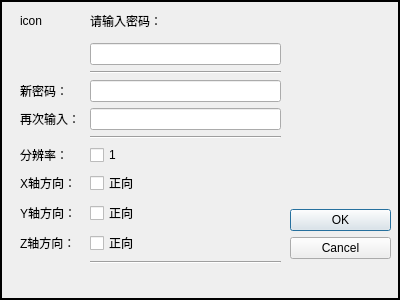
Old version of the form settingdialog.ui in the repository taiyuankejizhu/SparkZNC.
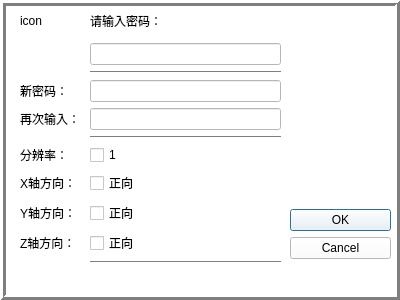
New version of the form.

The edit to the form file:
```diff
--- a/settingdialog.ui
+++ b/settingdialog.ui
@@ -22,17 +22,432 @@
      <height>300</height>
     </rect>
    </property>
+   <property name="palette">
+    <palette>
+     <active>
+      <colorrole role="WindowText">
+       <brush brushstyle="SolidPattern">
+        <color alpha="255">
+         <red>0</red>
+         <green>0</green>
+         <blue>0</blue>
+        </color>
+       </brush>
+      </colorrole>
+      <colorrole role="Button">
+       <brush brushstyle="SolidPattern">
+        <color alpha="255">
+         <red>255</red>
+         <green>255</green>
+         <blue>255</blue>
+        </color>
+       </brush>
+      </colorrole>
+      <colorrole role="Light">
+       <brush brushstyle="SolidPattern">
+        <color alpha="255">
+         <red>255</red>
+         <green>255</green>
+         <blue>255</blue>
+        </color>
+       </brush>
+      </colorrole>
+      <colorrole role="Midlight">
+       <brush brushstyle="SolidPattern">
+        <color alpha="255">
+         <red>255</red>
+         <green>255</green>
+         <blue>255</blue>
+        </color>
+       </brush>
+      </colorrole>
+      <colorrole role="Dark">
+       <brush brushstyle="SolidPattern">
+        <color alpha="255">
+         <red>127</red>
+         <green>127</green>
+         <blue>127</blue>
+        </color>
+       </brush>
+      </colorrole>
+      <colorrole role="Mid">
+       <brush brushstyle="SolidPattern">
+        <color alpha="255">
+         <red>170</red>
+         <green>170</green>
+         <blue>170</blue>
+        </color>
+       </brush>
+      </colorrole>
+      <colorrole role="Text">
+       <brush brushstyle="SolidPattern">
+        <color alpha="255">
+         <red>0</red>
+         <green>0</green>
+         <blue>0</blue>
+        </color>
+       </brush>
+      </colorrole>
+      <colorrole role="BrightText">
+       <brush brushstyle="SolidPattern">
+        <color alpha="255">
+         <red>255</red>
+         <green>255</green>
+         <blue>255</blue>
+        </color>
+       </brush>
+      </colorrole>
+      <colorrole role="ButtonText">
+       <brush brushstyle="SolidPattern">
+        <color alpha="255">
+         <red>0</red>
+         <green>0</green>
+         <blue>0</blue>
+        </color>
+       </brush>
+      </colorrole>
+      <colorrole role="Base">
+       <brush brushstyle="SolidPattern">
+        <color alpha="255">
+         <red>255</red>
+         <green>255</green>
+         <blue>255</blue>
+        </color>
+       </brush>
+      </colorrole>
+      <colorrole role="Window">
+       <brush brushstyle="SolidPattern">
+        <color alpha="255">
+         <red>255</red>
+         <green>255</green>
+         <blue>255</blue>
+        </color>
+       </brush>
+      </colorrole>
+      <colorrole role="Shadow">
+       <brush brushstyle="SolidPattern">
+        <color alpha="255">
+         <red>0</red>
+         <green>0</green>
+         <blue>0</blue>
+        </color>
+       </brush>
+      </colorrole>
+      <colorrole role="AlternateBase">
+       <brush brushstyle="SolidPattern">
+        <color alpha="255">
+         <red>255</red>
+         <green>255</green>
+         <blue>255</blue>
+        </color>
+       </brush>
+      </colorrole>
+      <colorrole role="ToolTipBase">
+       <brush brushstyle="SolidPattern">
+        <color alpha="255">
+         <red>255</red>
+         <green>255</green>
+         <blue>220</blue>
+        </color>
+       </brush>
+      </colorrole>
+      <colorrole role="ToolTipText">
+       <brush brushstyle="SolidPattern">
+        <color alpha="255">
+         <red>0</red>
+         <green>0</green>
+         <blue>0</blue>
+        </color>
+       </brush>
+      </colorrole>
+     </active>
+     <inactive>
+      <colorrole role="WindowText">
+       <brush brushstyle="SolidPattern">
+        <color alpha="255">
+         <red>0</red>
+         <green>0</green>
+         <blue>0</blue>
+        </color>
+       </brush>
+      </colorrole>
+      <colorrole role="Button">
+       <brush brushstyle="SolidPattern">
+        <color alpha="255">
+         <red>255</red>
+         <green>255</green>
+         <blue>255</blue>
+        </color>
+       </brush>
+      </colorrole>
+      <colorrole role="Light">
+       <brush brushstyle="SolidPattern">
+        <color alpha="255">
+         <red>255</red>
+         <green>255</green>
+         <blue>255</blue>
+        </color>
+       </brush>
+      </colorrole>
+      <colorrole role="Midlight">
+       <brush brushstyle="SolidPattern">
+        <color alpha="255">
+         <red>255</red>
+         <green>255</green>
+         <blue>255</blue>
+        </color>
+       </brush>
+      </colorrole>
+      <colorrole role="Dark">
+       <brush brushstyle="SolidPattern">
+        <color alpha="255">
+         <red>127</red>
+         <green>127</green>
+         <blue>127</blue>
+        </color>
+       </brush>
+      </colorrole>
+      <colorrole role="Mid">
+       <brush brushstyle="SolidPattern">
+        <color alpha="255">
+         <red>170</red>
+         <green>170</green>
+         <blue>170</blue>
+        </color>
+       </brush>
+      </colorrole>
+      <colorrole role="Text">
+       <brush brushstyle="SolidPattern">
+        <color alpha="255">
+         <red>0</red>
+         <green>0</green>
+         <blue>0</blue>
+        </color>
+       </brush>
+      </colorrole>
+      <colorrole role="BrightText">
+       <brush brushstyle="SolidPattern">
+        <color alpha="255">
+         <red>255</red>
+         <green>255</green>
+         <blue>255</blue>
+        </color>
+       </brush>
+      </colorrole>
+      <colorrole role="ButtonText">
+       <brush brushstyle="SolidPattern">
+        <color alpha="255">
+         <red>0</red>
+         <green>0</green>
+         <blue>0</blue>
+        </color>
+       </brush>
+      </colorrole>
+      <colorrole role="Base">
+       <brush brushstyle="SolidPattern">
+        <color alpha="255">
+         <red>255</red>
+         <green>255</green>
+         <blue>255</blue>
+        </color>
+       </brush>
+      </colorrole>
+      <colorrole role="Window">
+       <brush brushstyle="SolidPattern">
+        <color alpha="255">
+         <red>255</red>
+         <green>255</green>
+         <blue>255</blue>
+        </color>
+       </brush>
+      </colorrole>
+      <colorrole role="Shadow">
+       <brush brushstyle="SolidPattern">
+        <color alpha="255">
+         <red>0</red>
+         <green>0</green>
+         <blue>0</blue>
+        </color>
+       </brush>
+      </colorrole>
+      <colorrole role="AlternateBase">
+       <brush brushstyle="SolidPattern">
+        <color alpha="255">
+         <red>255</red>
+         <green>255</green>
+         <blue>255</blue>
+        </color>
+       </brush>
+      </colorrole>
+      <colorrole role="ToolTipBase">
+       <brush brushstyle="SolidPattern">
+        <color alpha="255">
+         <red>255</red>
+         <green>255</green>
+         <blue>220</blue>
+        </color>
+       </brush>
+      </colorrole>
+      <colorrole role="ToolTipText">
+       <brush brushstyle="SolidPattern">
+        <color alpha="255">
+         <red>0</red>
+         <green>0</green>
+         <blue>0</blue>
+        </color>
+       </brush>
+      </colorrole>
+     </inactive>
+     <disabled>
+      <colorrole role="WindowText">
+       <brush brushstyle="SolidPattern">
+        <color alpha="255">
+         <red>127</red>
+         <green>127</green>
+         <blue>127</blue>
+        </color>
+       </brush>
+      </colorrole>
+      <colorrole role="Button">
+       <brush brushstyle="SolidPattern">
+        <color alpha="255">
+         <red>255</red>
+         <green>255</green>
+         <blue>255</blue>
+        </color>
+       </brush>
+      </colorrole>
+      <colorrole role="Light">
+       <brush brushstyle="SolidPattern">
+        <color alpha="255">
+         <red>255</red>
+         <green>255</green>
+         <blue>255</blue>
+        </color>
+       </brush>
+      </colorrole>
+      <colorrole role="Midlight">
+       <brush brushstyle="SolidPattern">
+        <color alpha="255">
+         <red>255</red>
+         <green>255</green>
+         <blue>255</blue>
+        </color>
+       </brush>
+      </colorrole>
+      <colorrole role="Dark">
+       <brush brushstyle="SolidPattern">
+        <color alpha="255">
+         <red>127</red>
+         <green>127</green>
+         <blue>127</blue>
+        </color>
+       </brush>
+      </colorrole>
+      <colorrole role="Mid">
+       <brush brushstyle="SolidPattern">
+        <color alpha="255">
+         <red>170</red>
+         <green>170</green>
+         <blue>170</blue>
+        </color>
+       </brush>
+      </colorrole>
+      <colorrole role="Text">
+       <brush brushstyle="SolidPattern">
+        <color alpha="255">
+         <red>127</red>
+         <green>127</green>
+         <blue>127</blue>
+        </color>
+       </brush>
+      </colorrole>
+      <colorrole role="BrightText">
+       <brush brushstyle="SolidPattern">
+        <color alpha="255">
+         <red>255</red>
+         <green>255</green>
+         <blue>255</blue>
+        </color>
+       </brush>
+      </colorrole>
+      <colorrole role="ButtonText">
+       <brush brushstyle="SolidPattern">
+        <color alpha="255">
+         <red>127</red>
+         <green>127</green>
+         <blue>127</blue>
+        </color>
+       </brush>
+      </colorrole>
+      <colorrole role="Base">
+       <brush brushstyle="SolidPattern">
+        <color alpha="255">
+         <red>255</red>
+         <green>255</green>
+         <blue>255</blue>
+        </color>
+       </brush>
+      </colorrole>
+      <colorrole role="Window">
+       <brush brushstyle="SolidPattern">
+        <color alpha="255">
+         <red>255</red>
+         <green>255</green>
+         <blue>255</blue>
+        </color>
+       </brush>
+      </colorrole>
+      <colorrole role="Shadow">
+       <brush brushstyle="SolidPattern">
+        <color alpha="255">
+         <red>0</red>
+         <green>0</green>
+         <blue>0</blue>
+        </color>
+       </brush>
+      </colorrole>
+      <colorrole role="AlternateBase">
+       <brush brushstyle="SolidPattern">
+        <color alpha="255">
+         <red>255</red>
+         <green>255</green>
+         <blue>255</blue>
+        </color>
+       </brush>
+      </colorrole>
+      <colorrole role="ToolTipBase">
+       <brush brushstyle="SolidPattern">
+        <color alpha="255">
+         <red>255</red>
+         <green>255</green>
+         <blue>220</blue>
+        </color>
+       </brush>
+      </colorrole>
+      <colorrole role="ToolTipText">
+       <brush brushstyle="SolidPattern">
+        <color alpha="255">
+         <red>0</red>
+         <green>0</green>
+         <blue>0</blue>
+        </color>
+       </brush>
+      </colorrole>
+     </disabled>
+    </palette>
+   </property>
    <property name="autoFillBackground">
     <bool>true</bool>
    </property>
    <property name="frameShape">
-    <enum>QFrame::WinPanel</enum>
+    <enum>QFrame::Box</enum>
    </property>
    <property name="frameShadow">
-    <enum>QFrame::Plain</enum>
+    <enum>QFrame::Raised</enum>
    </property>
    <property name="lineWidth">
-    <number>4</number>
+    <number>3</number>
    </property>
    <widget class="QWidget" name="formLayoutWidget">
     <property name="geometry">
```
